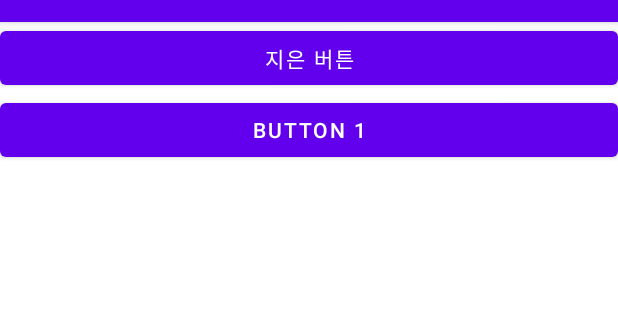
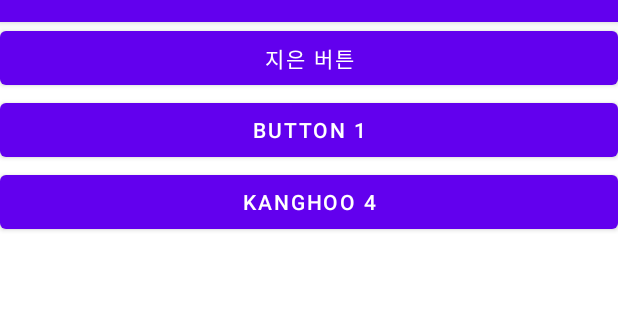
Before and after one commit to jonghancha/AdressRND, an Android app: the screen it shows after launch (MainActivity), on a phone screen of 412 x 824 dp, the part 62-382 px from its top. Run offline under Robolectric (Android 15) with nearby library versions, the phone set to English and light mode, and no system bars; 1 statement that could not run was skipped.

Commit message:
Merge Test

```diff
--- a/MergeTest/app/src/main/java/com/android/mergetest/MainActivity.java
+++ b/MergeTest/app/src/main/java/com/android/mergetest/MainActivity.java
@@ -11,6 +11,7 @@ public class MainActivity extends AppCompatActivity {
 
     Button btn_2;
     Button button1;
+    Button btn4;
 
     @Override
     protected void onCreate(Bundle savedInstanceState) {
@@ -23,6 +24,11 @@ public class MainActivity extends AppCompatActivity {
 
         button1 = findViewById(R.id.btn1);
         button1.setOnClickListener(mClickListener);
+
+        btn4= findViewById(R.id.btn4);
+        btn4.setOnClickListener(btn4ClickListener);
+
+        btn4
     }
     View.OnClickListener btn2ClickListener = new View.OnClickListener() {
         @Override
@@ -41,5 +47,12 @@ public class MainActivity extends AppCompatActivity {
             }
         }
     };
+    View.OnClickListener btn4ClickListener = new View.OnClickListener() {
+        @Override
+        public void onClick(View v) {
+            Toast.makeText(MainActivity.this, "강후", Toast.LENGTH_SHORT).show();
+
+        }
+    };
 
 }
--- a/MergeTest/app/src/main/res/layout/activity_main.xml
+++ b/MergeTest/app/src/main/res/layout/activity_main.xml
@@ -21,5 +21,11 @@
         android:layout_height="wrap_content"
         android:text="BUTTON 1"
         />
+    <Button
+        android:id="@+id/btn4"
+        android:layout_width="match_parent"
+        android:layout_height="wrap_content"
+        android:text="kanghoo 4"
+        />
 
 </LinearLayout>
```
